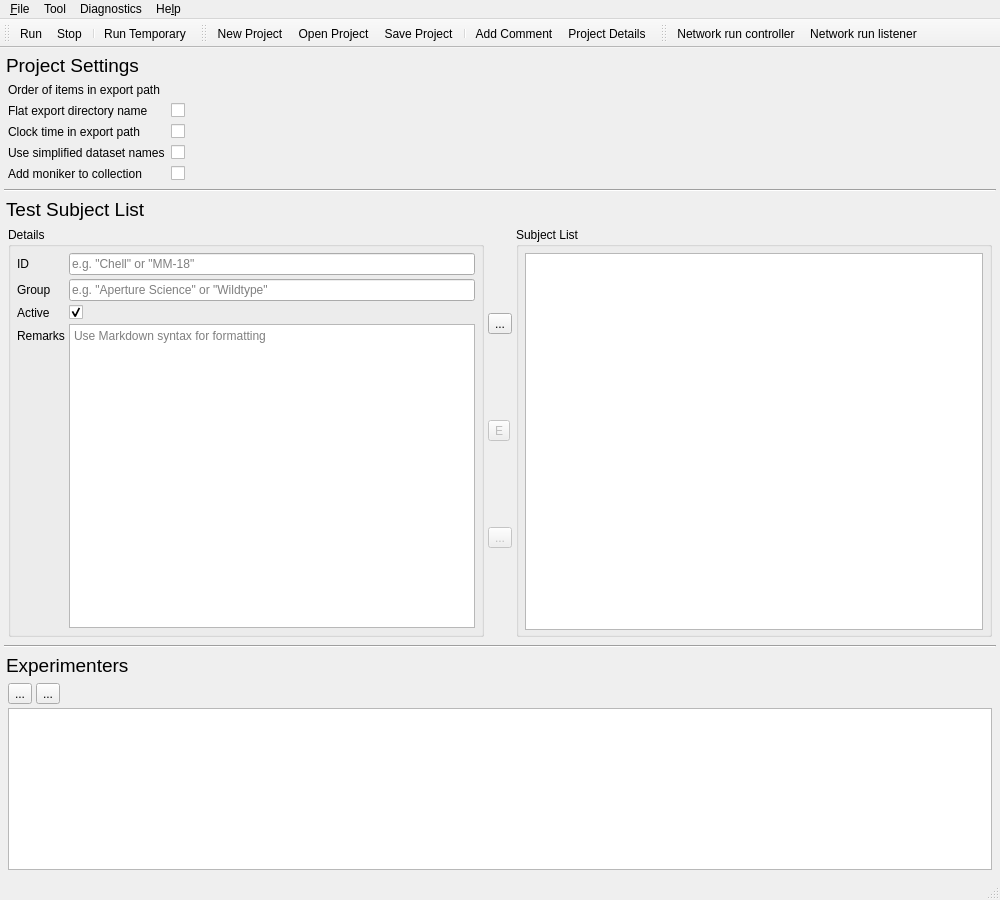
The window that src/mainwindow.ui (syntalos/syntalos) describes before a commit, drawn with Qt 5.
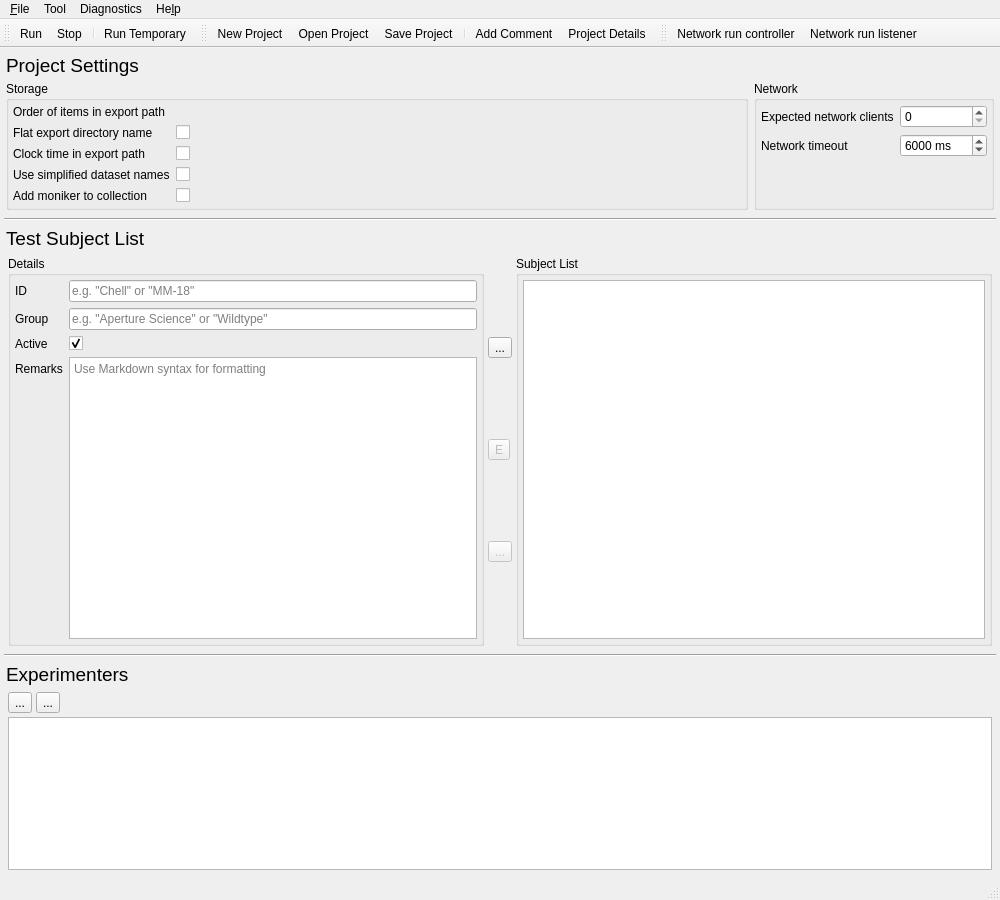
The same window after the commit. The open tabs and pages were chosen to show the change. Icons and pictures are not drawn. Custom widgets are drawn as their Qt base class.

Commit message: Move net timeout and expected network listeners to project settings

```diff
--- a/src/mainwindow.ui
+++ b/src/mainwindow.ui
@@ -736,13 +736,31 @@
            </item>
            <item>
             <widget class="QWidget" name="widgetProjectSettings" native="true">
+             <layout class="QHBoxLayout" name="horizontalLayout_7">
+              <property name="leftMargin">
+               <number>0</number>
+              </property>
+              <property name="topMargin">
+               <number>0</number>
+              </property>
+              <property name="rightMargin">
+               <number>0</number>
+              </property>
+              <property name="bottomMargin">
+               <number>2</number>
+              </property>
+              <item>
+               <widget class="QGroupBox" name="gbStorageSettings">
              <property name="sizePolicy">
               <sizepolicy hsizetype="Preferred" vsizetype="Expanding">
                <horstretch>0</horstretch>
                <verstretch>0</verstretch>
               </sizepolicy>
              </property>
-             <layout class="QFormLayout" name="projectSettingsLayout">
+                <property name="title">
+                 <string>Storage</string>
+                </property>
+                <layout class="QFormLayout" name="storageSettingsLayout">
               <property name="horizontalSpacing">
                <number>6</number>
               </property>
@@ -750,16 +768,16 @@
                <number>6</number>
               </property>
               <property name="leftMargin">
-               <number>2</number>
+                  <number>4</number>
               </property>
               <property name="topMargin">
-               <number>2</number>
+                  <number>4</number>
               </property>
               <property name="rightMargin">
-               <number>2</number>
+                  <number>4</number>
               </property>
               <property name="bottomMargin">
-               <number>2</number>
+                  <number>4</number>
               </property>
               <item row="0" column="0">
                <widget class="QLabel" name="exportDirOrderLabel">
@@ -861,6 +879,95 @@
              </layout>
             </widget>
            </item>
+              <item>
+               <widget class="QGroupBox" name="gbNetworkSettings">
+                <property name="title">
+                 <string>Network</string>
+                </property>
+                <layout class="QFormLayout" name="extraSettingsLayout">
+                 <property name="leftMargin">
+                  <number>4</number>
+                 </property>
+                 <property name="topMargin">
+                  <number>4</number>
+                 </property>
+                 <property name="rightMargin">
+                  <number>4</number>
+                 </property>
+                 <property name="bottomMargin">
+                  <number>4</number>
+                 </property>
+                 <item row="0" column="0">
+                  <widget class="QLabel" name="lblNetExpectedClients">
+                   <property name="text">
+                    <string>Expected network clients</string>
+                   </property>
+                  </widget>
+                 </item>
+                 <item row="0" column="1">
+                  <widget class="QSpinBox" name="sbNetExpectedClients">
+                   <property name="toolTip">
+                    <string>Number of listener confirmations the controller must receive before proceeding with the run (0 = fire-and-forget, no waiting)</string>
+                   </property>
+                   <property name="minimum">
+                    <number>0</number>
+                   </property>
+                   <property name="maximum">
+                    <number>256</number>
+                   </property>
+                   <property name="value">
+                    <number>0</number>
+                   </property>
+                  </widget>
+                 </item>
+                 <item row="1" column="0">
+                  <widget class="QLabel" name="lblNetTimeout">
+                   <property name="text">
+                    <string>Network timeout</string>
+                   </property>
+                  </widget>
+                 </item>
+                 <item row="1" column="1">
+                  <widget class="QSpinBox" name="sbNetTimeout">
+                   <property name="toolTip">
+                    <string>Maximum time to wait for network responses before continuing or aborting (milliseconds)</string>
+                   </property>
+                   <property name="suffix">
+                    <string> ms</string>
+                   </property>
+                   <property name="minimum">
+                    <number>100</number>
+                   </property>
+                   <property name="maximum">
+                    <number>120000</number>
+                   </property>
+                   <property name="singleStep">
+                    <number>100</number>
+                   </property>
+                   <property name="value">
+                    <number>6000</number>
+                   </property>
+                  </widget>
+                 </item>
+                 <item row="2" column="0">
+                  <spacer name="verticalSpacer">
+                   <property name="orientation">
+                    <enum>Qt::Orientation::Vertical</enum>
+                   </property>
+                   <property name="sizeHint" stdset="0">
+                    <size>
+                     <width>20</width>
+                     <height>40</height>
+                    </size>
+                   </property>
+                  </spacer>
+                 </item>
+                </layout>
+               </widget>
+              </item>
+             </layout>
+            </widget>
+           </item>
           </layout>
          </widget>
         </item>
@@ -966,47 +1073,27 @@
                    <property name="title">
                     <string>Details</string>
                    </property>
-                   <layout class="QFormLayout" name="formLayout_3">
-                    <property name="horizontalSpacing">
-                     <number>4</number>
-                    </property>
-                    <property name="verticalSpacing">
-                     <number>4</number>
-                    </property>
-                    <property name="leftMargin">
-                     <number>4</number>
-                    </property>
-                    <property name="topMargin">
-                     <number>4</number>
-                    </property>
-                    <property name="rightMargin">
-                     <number>4</number>
-                    </property>
-                    <property name="bottomMargin">
-                     <number>4</number>
-                    </property>
-                    <item row="0" column="0" colspan="2">
                      <layout class="QFormLayout" name="layoutSubjectDetails">
                       <property name="sizeConstraint">
                        <enum>QLayout::SizeConstraint::SetDefaultConstraint</enum>
                       </property>
                       <property name="horizontalSpacing">
-                       <number>4</number>
+                     <number>6</number>
                       </property>
                       <property name="verticalSpacing">
-                       <number>4</number>
+                     <number>6</number>
                       </property>
                       <property name="leftMargin">
-                       <number>2</number>
+                     <number>4</number>
                       </property>
                       <property name="topMargin">
-                       <number>2</number>
+                     <number>4</number>
                       </property>
                       <property name="rightMargin">
-                       <number>2</number>
+                     <number>4</number>
                       </property>
                       <property name="bottomMargin">
-                       <number>2</number>
+                     <number>4</number>
                       </property>
                       <item row="1" column="0">
                        <widget class="QLabel" name="iDLabel">
@@ -1077,8 +1164,6 @@
                        </widget>
                       </item>
                      </layout>
-                    </item>
-                   </layout>
                   </widget>
                  </item>
                  <item>
@@ -1145,16 +1230,16 @@
                    </property>
                    <layout class="QVBoxLayout" name="verticalLayout_11">
                     <property name="spacing">
-                     <number>4</number>
+                     <number>6</number>
                     </property>
                     <property name="leftMargin">
-                     <number>6</number>
+                     <number>4</number>
                     </property>
                     <property name="topMargin">
-                     <number>6</number>
+                     <number>4</number>
                     </property>
                     <property name="rightMargin">
-                     <number>6</number>
+                     <number>4</number>
                     </property>
                     <property name="bottomMargin">
                      <number>4</number>
```
Lines whose indentation alone changed are shown as unchanged. The commit also changes 10 other files.
